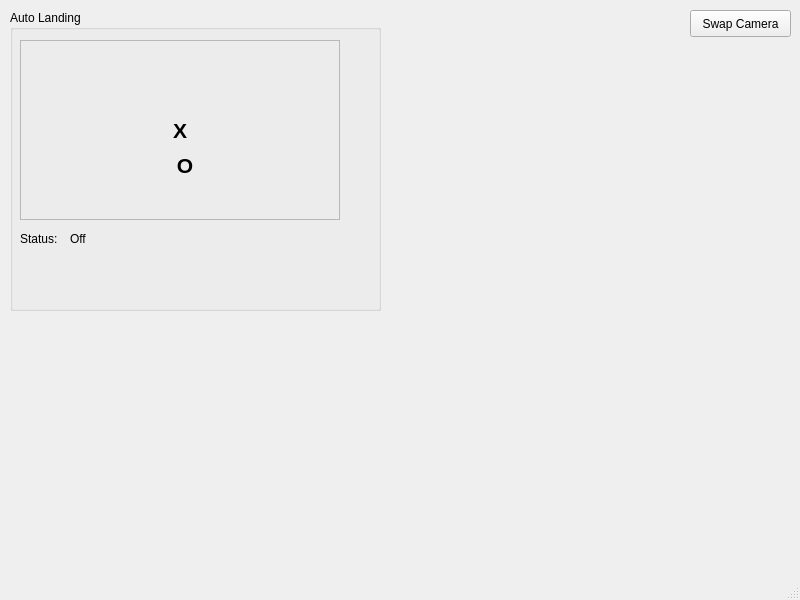
Before: the Qt Designer form ardrone_tutorials/src/dronetools.ui in hemantyadav/ardrone_assistedFlight, drawn with Qt 5.
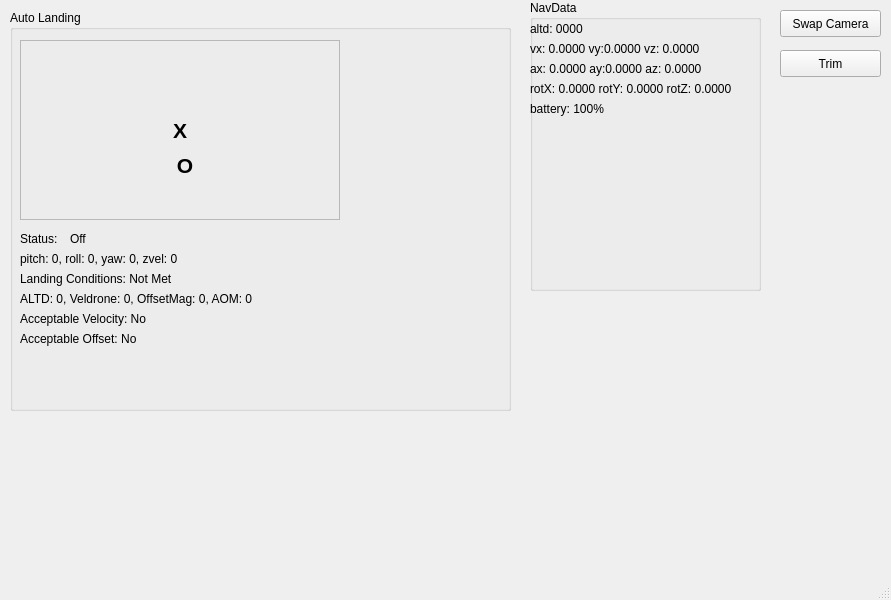
After: the same form once the commit is applied.

```diff
--- a/ardrone_tutorials/src/dronetools.ui
+++ b/ardrone_tutorials/src/dronetools.ui
@@ -6,7 +6,7 @@
    <rect>
     <x>0</x>
     <y>0</y>
-    <width>800</width>
+    <width>891</width>
     <height>600</height>
    </rect>
   </property>
@@ -17,7 +17,7 @@
    <widget class="QPushButton" name="pushButtonSwapCamera">
     <property name="geometry">
      <rect>
-      <x>690</x>
+      <x>780</x>
       <y>10</y>
       <width>101</width>
       <height>27</height>
@@ -32,8 +32,8 @@
      <rect>
       <x>10</x>
       <y>10</y>
-      <width>371</width>
-      <height>301</height>
+      <width>501</width>
+      <height>401</height>
      </rect>
     </property>
     <property name="title">
@@ -133,6 +133,162 @@
       <string>Off</string>
      </property>
     </widget>
+    <widget class="QLabel" name="labelSetCommand">
+     <property name="geometry">
+      <rect>
+       <x>10</x>
+       <y>240</y>
+       <width>461</width>
+       <height>17</height>
+      </rect>
+     </property>
+     <property name="text">
+      <string>pitch: 0, roll: 0, yaw: 0, zvel: 0</string>
+     </property>
+    </widget>
+    <widget class="QLabel" name="labelLandCond">
+     <property name="geometry">
+      <rect>
+       <x>10</x>
+       <y>260</y>
+       <width>431</width>
+       <height>17</height>
+      </rect>
+     </property>
+     <property name="text">
+      <string>Landing Conditions: Not Met</string>
+     </property>
+    </widget>
+    <widget class="QLabel" name="labelLandCondVals">
+     <property name="geometry">
+      <rect>
+       <x>10</x>
+       <y>280</y>
+       <width>481</width>
+       <height>17</height>
+      </rect>
+     </property>
+     <property name="text">
+      <string>ALTD: 0, Veldrone: 0, OffsetMag: 0, AOM: 0</string>
+     </property>
+    </widget>
+    <widget class="QLabel" name="labelAcceptableVelocity">
+     <property name="geometry">
+      <rect>
+       <x>10</x>
+       <y>300</y>
+       <width>311</width>
+       <height>17</height>
+      </rect>
+     </property>
+     <property name="text">
+      <string>Acceptable Velocity: No</string>
+     </property>
+    </widget>
+    <widget class="QLabel" name="labelAcceptableOffset">
+     <property name="geometry">
+      <rect>
+       <x>10</x>
+       <y>320</y>
+       <width>311</width>
+       <height>17</height>
+      </rect>
+     </property>
+     <property name="text">
+      <string>Acceptable Offset: No</string>
+     </property>
+    </widget>
+   </widget>
+   <widget class="QPushButton" name="pushButtonTrim">
+    <property name="geometry">
+     <rect>
+      <x>780</x>
+      <y>50</y>
+      <width>101</width>
+      <height>27</height>
+     </rect>
+    </property>
+    <property name="text">
+     <string>Trim</string>
+    </property>
+   </widget>
+   <widget class="QGroupBox" name="groupBoxNavData">
+    <property name="geometry">
+     <rect>
+      <x>530</x>
+      <y>0</y>
+      <width>231</width>
+      <height>291</height>
+     </rect>
+    </property>
+    <property name="title">
+     <string>NavData</string>
+    </property>
+    <widget class="QLabel" name="labelNavDataAltd">
+     <property name="geometry">
+      <rect>
+       <x>0</x>
+       <y>20</y>
+       <width>131</width>
+       <height>17</height>
+      </rect>
+     </property>
+     <property name="text">
+      <string>altd: 0000</string>
+     </property>
+    </widget>
+    <widget class="QLabel" name="labelNavDataVelocity">
+     <property name="geometry">
+      <rect>
+       <x>0</x>
+       <y>40</y>
+       <width>221</width>
+       <height>17</height>
+      </rect>
+     </property>
+     <property name="text">
+      <string>vx: 0.0000 vy:0.0000 vz: 0.0000</string>
+     </property>
+    </widget>
+    <widget class="QLabel" name="labelNavDataRot">
+     <property name="geometry">
+      <rect>
+       <x>0</x>
+       <y>80</y>
+       <width>231</width>
+       <height>17</height>
+      </rect>
+     </property>
+     <property name="text">
+      <string>rotX: 0.0000 rotY: 0.0000 rotZ: 0.0000</string>
+     </property>
+    </widget>
+    <widget class="QLabel" name="labelNavDataBattery">
+     <property name="geometry">
+      <rect>
+       <x>0</x>
+       <y>100</y>
+       <width>111</width>
+       <height>17</height>
+      </rect>
+     </property>
+     <property name="text">
+      <string>battery: 100%</string>
+     </property>
+    </widget>
+    <widget class="QLabel" name="labelNavDataAccel">
+     <property name="geometry">
+      <rect>
+       <x>0</x>
+       <y>60</y>
+       <width>221</width>
+       <height>17</height>
+      </rect>
+     </property>
+     <property name="text">
+      <string>ax: 0.0000 ay:0.0000 az: 0.0000</string>
+     </property>
+    </widget>
    </widget>
   </widget>
   <widget class="QMenuBar" name="menubar">
```
Left out of the diff: 2 changed lines with no effect on the pictures.
